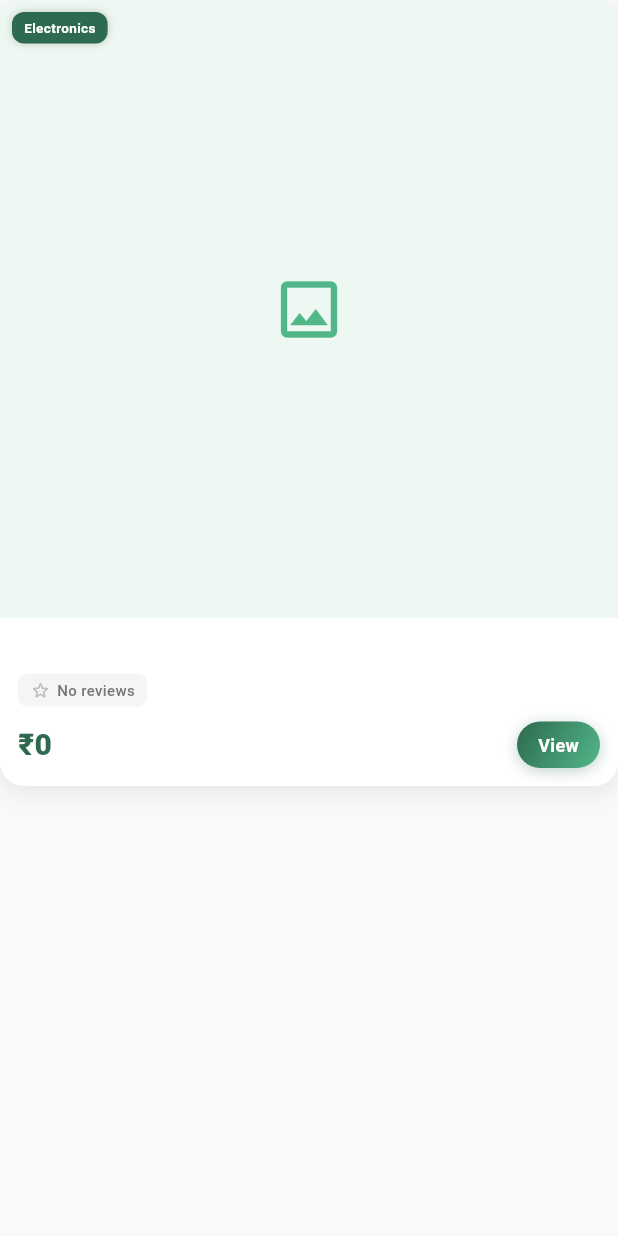
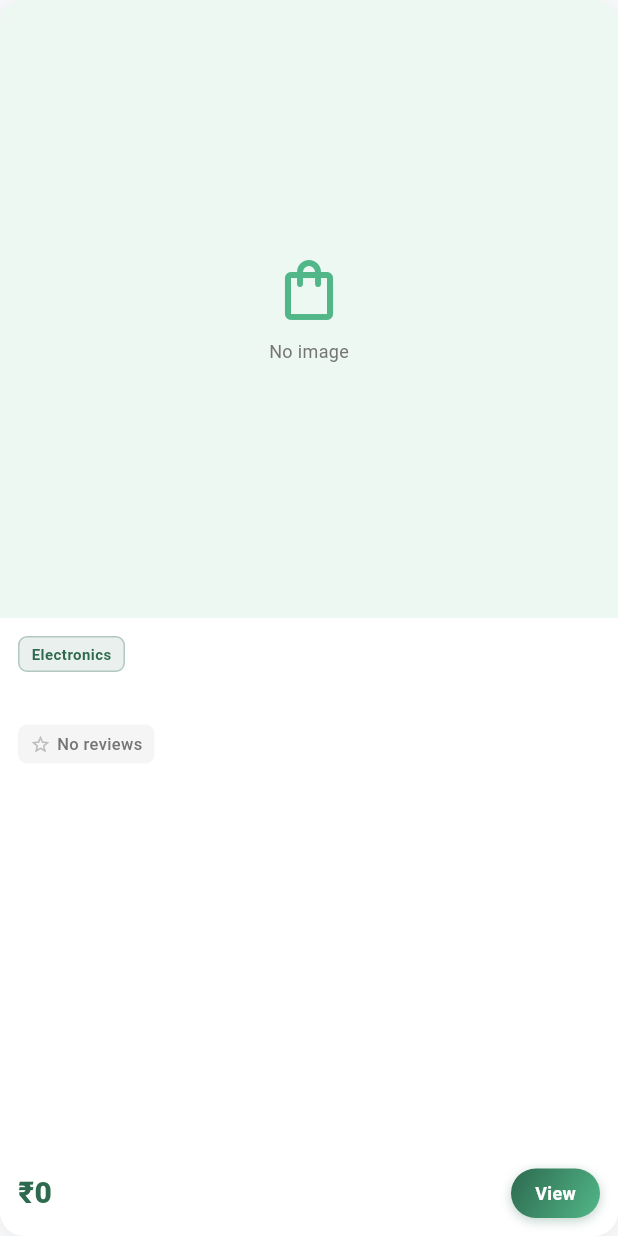
Before and after one commit to gayathri2369/hostelshub, a Flutter app: the EnhancedProductCard widget shown alone on an empty page, opened directly with empty values, on a phone screen of 412 x 824 dp. Run offline on Flutter 3.47's test engine with Material 3 defaults, Android fonts, the phone set to English and light mode, and no system bars; our stand-ins replace cached_network_image, image_picker, shared_preferences, supabase_flutter, timeago; accounts and stored records are empty.

Commit message:
fix: Complete product card redesign - beautiful, clean, professional
MAJOR UI OVERHAUL:
✅ Removed ALL ugly yellow overlays
✅ Clean white cards with subtle shadows
✅ Professional image display with proper error states
✅ Category badges moved inside card (subtle, elegant)
✅ Wishlist button: clean white circle with shadow
✅ Status badges only when needed (sold/reserved)
✅ Better spacing and padding throughout
✅ Cleaner rating display
✅ Professional 'No image' placeholder
✅ Smooth gradients and shadows
✅ Better typography and color contrast

```diff
--- a/lib/widgets/enhanced_product_card.dart
+++ b/lib/widgets/enhanced_product_card.dart
@@ -19,29 +19,27 @@ class EnhancedProductCard extends StatelessWidget {
 
   @override
   Widget build(BuildContext context) {
-    return Container(
+    return GestureDetector(
+      onTap: onTap,
+      child: Container(
         decoration: BoxDecoration(
           color: Colors.white,
           borderRadius: BorderRadius.circular(16),
           boxShadow: [
             BoxShadow(
-            color: Colors.black.withValues(alpha: 0.08),
-            blurRadius: 12,
-            offset: const Offset(0, 4),
+              color: Colors.black.withValues(alpha: 0.06),
+              blurRadius: 10,
+              offset: const Offset(0, 2),
             ),
           ],
         ),
-      child: InkWell(
-        onTap: onTap,
-        borderRadius: BorderRadius.circular(16),
         child: Column(
           crossAxisAlignment: CrossAxisAlignment.start,
-          mainAxisSize: MainAxisSize.min,
           children: [
-            // Product Image with Wishlist Button
+            // Product Image Section
             Stack(
               children: [
-                // Product Image
+                // Main Image
                 ClipRRect(
                   borderRadius: const BorderRadius.vertical(top: Radius.circular(16)),
                   child: AspectRatio(
@@ -50,62 +48,102 @@ class EnhancedProductCard extends StatelessWidget {
                         ? CachedNetworkImage(
                             imageUrl: product.imageUrls.first,
                             fit: BoxFit.cover,
+                            width: double.infinity,
                             placeholder: (context, url) => Container(
                               color: AppColors.primaryLight.withValues(alpha: 0.1),
-                              child: const Center(
-                                child: CircularProgressIndicator(strokeWidth: 2),
+                              child: Center(
+                                child: CircularProgressIndicator(
+                                  strokeWidth: 2,
+                                  color: AppColors.primary,
+                                ),
                               ),
                             ),
                             errorWidget: (context, url, error) => Container(
                               color: AppColors.primaryLight.withValues(alpha: 0.1),
-                              child: Icon(Icons.image_outlined, size: 50, color: AppColors.primaryLight),
+                              child: Column(
+                                mainAxisAlignment: MainAxisAlignment.center,
+                                children: [
+                                  Icon(
+                                    Icons.image_outlined,
+                                    size: 48,
+                                    color: AppColors.primaryLight,
+                                  ),
+                                  const SizedBox(height: 8),
+                                  Text(
+                                    'No image',
+                                    style: TextStyle(
+                                      fontSize: 12,
+                                      color: Colors.grey[600],
+                                    ),
+                                  ),
+                                ],
+                              ),
                             ),
                           )
                         : Container(
                             color: AppColors.primaryLight.withValues(alpha: 0.1),
-                            child: Icon(Icons.image_outlined, size: 50, color: AppColors.primaryLight),
+                            child: Column(
+                              mainAxisAlignment: MainAxisAlignment.center,
+                              children: [
+                                Icon(
+                                  Icons.shopping_bag_outlined,
+                                  size: 48,
+                                  color: AppColors.primaryLight,
+                                ),
+                                const SizedBox(height: 8),
+                                Text(
+                                  'No image',
+                                  style: TextStyle(
+                                    fontSize: 12,
+                                    color: Colors.grey[600],
                                   ),
                                 ),
-                ),
-
-                // Category Badge - Top Left
-                Positioned(
-                  top: 8,
-                  left: 8,
-                  child: Container(
-                    padding: const EdgeInsets.symmetric(horizontal: 8, vertical: 4),
-                    decoration: BoxDecoration(
-                      color: AppColors.primary,
-                      borderRadius: BorderRadius.circular(8),
-                      boxShadow: [
-                        BoxShadow(
-                          color: Colors.black.withValues(alpha: 0.2),
-                          blurRadius: 4,
-                        ),
                               ],
-                    ),
-                    child: Text(
-                      product.categoryLabel,
-                      style: const TextStyle(
-                        fontSize: 9,
-                        color: Colors.white,
-                        fontWeight: FontWeight.bold,
                             ),
                           ),
                   ),
                 ),
 
-                // Status Badge
+                // Wishlist Button - Top Right
+                if (showWishlist && onWishlistToggle != null)
+                  Positioned(
+                    top: 10,
+                    right: 10,
+                    child: GestureDetector(
+                      onTap: onWishlistToggle,
+                      child: Container(
+                        padding: const EdgeInsets.all(8),
+                        decoration: BoxDecoration(
+                          color: Colors.white,
+                          shape: BoxShape.circle,
+                          boxShadow: [
+                            BoxShadow(
+                              color: Colors.black.withValues(alpha: 0.15),
+                              blurRadius: 8,
+                              offset: const Offset(0, 2),
+                            ),
+                          ],
+                        ),
+                        child: Icon(
+                          product.isWishlisted ? Icons.favorite : Icons.favorite_border,
+                          color: product.isWishlisted ? Colors.red : Colors.grey[700],
+                          size: 20,
+                        ),
+                      ),
+                    ),
+                  ),
+
+                // Status Badge - Top Left (Only if sold/reserved)
                 if (product.status != ProductStatus.available)
                   Positioned(
-                    top: 8,
-                    right: showWishlist ? 48 : 8,
+                    top: 10,
+                    left: 10,
                     child: Container(
-                      padding: const EdgeInsets.symmetric(horizontal: 8, vertical: 4),
+                      padding: const EdgeInsets.symmetric(horizontal: 10, vertical: 5),
                       decoration: BoxDecoration(
                         color: product.status == ProductStatus.sold
-                            ? AppColors.error
-                            : AppColors.warning,
+                            ? Colors.red.shade600
+                            : Colors.orange.shade600,
                         borderRadius: BorderRadius.circular(8),
                         boxShadow: [
                           BoxShadow(
@@ -118,32 +156,9 @@ class EnhancedProductCard extends StatelessWidget {
                         product.statusLabel.toUpperCase(),
                         style: const TextStyle(
                           color: Colors.white,
-                          fontSize: 9,
+                          fontSize: 10,
                           fontWeight: FontWeight.bold,
-                        ),
-                      ),
-                    ),
-                  ),
-
-                // Wishlist Button
-                if (showWishlist && onWishlistToggle != null)
-                  Positioned(
-                    top: 8,
-                    right: 8,
-                    child: Material(
-                      color: Colors.white,
-                      shape: const CircleBorder(),
-                      elevation: 4,
-                      child: InkWell(
-                        onTap: onWishlistToggle,
-                        customBorder: const CircleBorder(),
-                        child: Container(
-                          padding: const EdgeInsets.all(8),
-                          child: Icon(
-                            product.isWishlisted ? Icons.favorite : Icons.favorite_border,
-                            color: product.isWishlisted ? AppColors.error : Colors.grey[600],
-                            size: 18,
-                          ),
+                          letterSpacing: 0.5,
                         ),
                       ),
                     ),
@@ -151,20 +166,44 @@ class EnhancedProductCard extends StatelessWidget {
               ],
             ),
 
-            // Product Details
-            Padding(
+            // Product Info Section
+            Expanded(
+              child: Padding(
                 padding: const EdgeInsets.all(12),
                 child: Column(
                   crossAxisAlignment: CrossAxisAlignment.start,
                   mainAxisSize: MainAxisSize.min,
                   children: [
+                    // Category Badge
+                    Container(
+                      padding: const EdgeInsets.symmetric(horizontal: 8, vertical: 4),
+                      decoration: BoxDecoration(
+                        color: AppColors.primary.withValues(alpha: 0.1),
+                        borderRadius: BorderRadius.circular(6),
+                        border: Border.all(
+                          color: AppColors.primary.withValues(alpha: 0.3),
+                          width: 1,
+                        ),
+                      ),
+                      child: Text(
+                        product.categoryLabel,
+                        style: TextStyle(
+                          fontSize: 10,
+                          color: AppColors.primary,
+                          fontWeight: FontWeight.w700,
+                          letterSpacing: 0.3,
+                        ),
+                      ),
+                    ),
+                    const SizedBox(height: 8),
+
                     // Product Title
                     Text(
                       product.title,
                       maxLines: 2,
                       overflow: TextOverflow.ellipsis,
                       style: const TextStyle(
-                      fontSize: 13,
+                        fontSize: 14,
                         fontWeight: FontWeight.w700,
                         color: AppColors.textPrimary,
                         height: 1.3,
@@ -173,8 +212,12 @@ class EnhancedProductCard extends StatelessWidget {
                     const SizedBox(height: 8),
 
                     // Rating Section
-                  _buildRatingSection(),
-                  const SizedBox(height: 10),
+                    if (product.totalReviews > 0)
+                      _buildRatingSection()
+                    else
+                      _buildNoReviewsSection(),
+
+                    const Spacer(),
 
                     // Price and View Button
                     Row(
@@ -193,14 +236,14 @@ class EnhancedProductCard extends StatelessWidget {
 
                         // View Button
                         Container(
-                        padding: const EdgeInsets.symmetric(horizontal: 14, vertical: 7),
+                          padding: const EdgeInsets.symmetric(horizontal: 16, vertical: 8),
                           decoration: BoxDecoration(
                             gradient: AppColors.primaryGradient,
                             borderRadius: BorderRadius.circular(20),
                             boxShadow: [
                               BoxShadow(
                                 color: AppColors.primary.withValues(alpha: 0.3),
-                              blurRadius: 8,
+                                blurRadius: 6,
                                 offset: const Offset(0, 2),
                               ),
                             ],
@@ -210,7 +253,7 @@ class EnhancedProductCard extends StatelessWidget {
                             style: TextStyle(
                               color: Colors.white,
                               fontSize: 12,
-                            fontWeight: FontWeight.w700,
+                              fontWeight: FontWeight.bold,
                             ),
                           ),
                         ),
@@ -219,16 +262,16 @@ class EnhancedProductCard extends StatelessWidget {
                   ],
                 ),
               ),
+            ),
           ],
         ),
       ),
     );
   }
 
-  Widget _buildRatingSection() {
-    if (product.totalReviews == 0) {
+  Widget _buildNoReviewsSection() {
     return Container(
-        padding: const EdgeInsets.symmetric(horizontal: 8, vertical: 4),
+      padding: const EdgeInsets.symmetric(horizontal: 8, vertical: 5),
       decoration: BoxDecoration(
         color: Colors.grey[100],
         borderRadius: BorderRadius.circular(6),
@@ -236,12 +279,12 @@ class EnhancedProductCard extends StatelessWidget {
       child: Row(
         mainAxisSize: MainAxisSize.min,
         children: [
-            Icon(Icons.star_border_rounded, size: 14, color: Colors.grey[400]),
+          Icon(Icons.star_outline, size: 14, color: Colors.grey[400]),
           const SizedBox(width: 4),
           Text(
             'No reviews',
             style: TextStyle(
-                fontSize: 10,
+              fontSize: 11,
               color: Colors.grey[600],
               fontWeight: FontWeight.w500,
             ),
@@ -251,13 +294,23 @@ class EnhancedProductCard extends StatelessWidget {
     );
   }
 
+  Widget _buildRatingSection() {
     return Column(
       crossAxisAlignment: CrossAxisAlignment.start,
+      mainAxisSize: MainAxisSize.min,
       children: [
         // Stars and Rating
         Row(
           children: [
-            _buildStars(product.averageRating),
+            ...List.generate(5, (index) {
+              if (index < product.averageRating.floor()) {
+                return const Icon(Icons.star, size: 14, color: Colors.amber);
+              } else if (index < product.averageRating) {
+                return const Icon(Icons.star_half, size: 14, color: Colors.amber);
+              } else {
+                return Icon(Icons.star_border, size: 14, color: Colors.grey[300]);
+              }
+            }),
             const SizedBox(width: 6),
             Text(
               product.averageRating.toStringAsFixed(1),
@@ -267,7 +320,7 @@ class EnhancedProductCard extends StatelessWidget {
                 color: AppColors.textPrimary,
               ),
             ),
-            const SizedBox(width: 4),
+            const SizedBox(width: 3),
             Text(
               '(${product.totalReviews})',
               style: TextStyle(
@@ -285,29 +338,18 @@ class EnhancedProductCard extends StatelessWidget {
           children: [
             Expanded(
               child: Container(
-                height: 8,
+                height: 6,
                 decoration: BoxDecoration(
                   color: Colors.grey[200],
-                  borderRadius: BorderRadius.circular(4),
+                  borderRadius: BorderRadius.circular(3),
                 ),
                 child: FractionallySizedBox(
                   alignment: Alignment.centerLeft,
                   widthFactor: product.ratingPercentage,
                   child: Container(
                     decoration: BoxDecoration(
-                      gradient: LinearGradient(
-                        colors: [
-                          _getRatingColor(product.averageRating),
-                          _getRatingColor(product.averageRating).withValues(alpha: 0.8),
-                        ],
-                      ),
-                      borderRadius: BorderRadius.circular(4),
-                      boxShadow: [
-                        BoxShadow(
-                          color: _getRatingColor(product.averageRating).withValues(alpha: 0.3),
-                          blurRadius: 4,
-                        ),
-                      ],
+                      color: _getRatingColor(product.averageRating),
+                      borderRadius: BorderRadius.circular(3),
                     ),
                   ),
                 ),
@@ -335,26 +377,11 @@ class EnhancedProductCard extends StatelessWidget {
     );
   }
 
-  Widget _buildStars(double rating) {
-    return Row(
-      mainAxisSize: MainAxisSize.min,
-      children: List.generate(5, (index) {
-        if (index < rating.floor()) {
-          return const Icon(Icons.star, size: 14, color: Colors.amber);
-        } else if (index < rating) {
-          return const Icon(Icons.star_half, size: 14, color: Colors.amber);
-        } else {
-          return Icon(Icons.star_border, size: 14, color: Colors.grey[300]);
-        }
-      }),
-    );
-  }
-
   Color _getRatingColor(double rating) {
-    if (rating >= 4.5) return Colors.green;
-    if (rating >= 3.5) return Colors.lightGreen;
-    if (rating >= 2.5) return Colors.orange;
-    if (rating >= 1.5) return Colors.deepOrange;
-    return Colors.red;
+    if (rating >= 4.5) return Colors.green.shade600;
+    if (rating >= 3.5) return Colors.lightGreen.shade600;
+    if (rating >= 2.5) return Colors.orange.shade600;
+    if (rating >= 1.5) return Colors.deepOrange.shade600;
+    return Colors.red.shade600;
   }
 }
```
Lines whose indentation alone changed are shown as unchanged.
